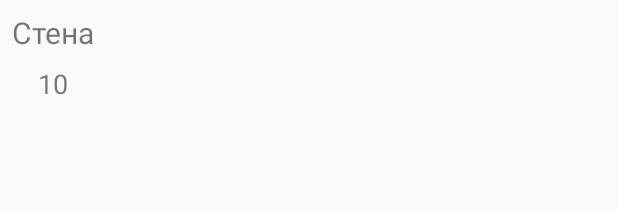
After one commit to DivelNick/Vank, an Android app: the layout item_interest.xml on its own in the app's theme, with its tools: preview values and no code run, on a phone screen of 412 x 824 dp. The commit adds this screen. Shown: the top 212 px of the screen. Run offline under Robolectric (Android 15) with nearby library versions, the phone set to English and light mode, and no system bars.

Commit message:
added changes to the ui layer 0.05

```diff
--- a/app/build.gradle
+++ b/app/build.gradle
@@ -34,7 +34,10 @@ dependencies {
 
     implementation 'com.android.support:appcompat-v7:26.1.0'
     implementation 'com.android.support.constraint:constraint-layout:1.0.2'
+    implementation 'com.android.support:cardview-v7:26.1.0'
     implementation 'com.android.support:design:26.1.0'
+
+    implementation 'de.hdodenhof:circleimageview:2.2.0'
 
     implementation 'com.squareup.okhttp3:logging-interceptor:3.9.1'
     implementation 'com.squareup.okhttp3:okhttp:3.9.1'
--- /dev/null
+++ b/app/src/main/res/layout/item_interest.xml
@@ -0,0 +1,35 @@
+<?xml version="1.0" encoding="utf-8"?>
+<android.support.constraint.ConstraintLayout
+    xmlns:android="http://schemas.android.com/apk/res/android"
+    xmlns:app="http://schemas.android.com/apk/res-auto"
+    xmlns:tools="http://schemas.android.com/tools"
+    android:layout_width="wrap_content"
+    android:layout_height="wrap_content"
+    tools:layout_editor_absoluteY="25dp">
+
+    <TextView
+        android:id="@+id/title"
+        android:layout_width="wrap_content"
+        android:layout_height="wrap_content"
+        android:layout_marginEnd="8dp"
+        android:layout_marginStart="8dp"
+        android:layout_marginTop="8dp"
+        android:text="@string/wall"
+        android:textSize="@dimen/title"
+        app:layout_constraintEnd_toEndOf="parent"
+        app:layout_constraintStart_toStartOf="parent"
+        app:layout_constraintTop_toTopOf="parent"/>
+
+    <TextView
+        android:id="@+id/text_val"
+        android:layout_width="wrap_content"
+        android:layout_height="wrap_content"
+        android:layout_marginEnd="8dp"
+        android:layout_marginStart="8dp"
+        android:layout_marginTop="8dp"
+        android:text="10"
+        android:textSize="@dimen/text_val"
+        app:layout_constraintEnd_toEndOf="parent"
+        app:layout_constraintStart_toStartOf="parent"
+        app:layout_constraintTop_toBottomOf="@+id/title"/>
+</android.support.constraint.ConstraintLayout>
--- a/app/src/main/res/values/colors.xml
+++ b/app/src/main/res/values/colors.xml
@@ -5,4 +5,8 @@
     <color name="colorAccent">#FF4081</color>
 
     <color name="mainGreen">#43A047</color>
+
+    <!--item_wall_card-->
+    <color name="title_color">#3d52c6</color>
+
 </resources>
--- /dev/null
+++ b/app/src/main/res/values/dimens.xml
@@ -0,0 +1,12 @@
+<?xml version="1.0" encoding="utf-8"?>
+<resources>
+
+    <!--item_interest-->
+    <dimen name="title">20sp</dimen>
+    <dimen name="text_val">18sp</dimen>
+
+    <!--item_wall_card-->
+    <dimen name="icon_size">60dp</dimen>
+    <dimen name="title_size">18sp</dimen>
+
+</resources>
```
Also changed, not shown: app/src/main/res/layout/item_simple_tab.xml (+25 -1 lines), app/src/main/res/layout/item_user_interests.xml (+74 -1 lines), app/src/main/res/layout/item_wall_card.xml (+42 -2 lines), app/src/main/res/values/strings.xml (+10 -0 lines).
